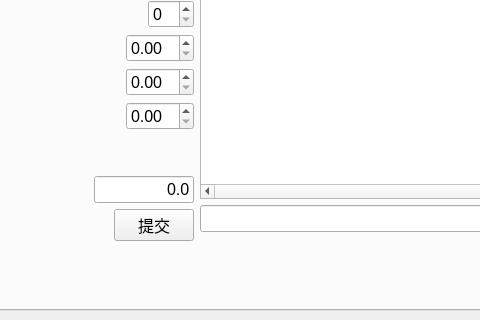
Old version of the form hfx.ui in the repository DongzhenHuangfu/My-Manage-App; both pictures show x 205 to 685 and y 280 to 600 of the 1274 by 600 pixel window.
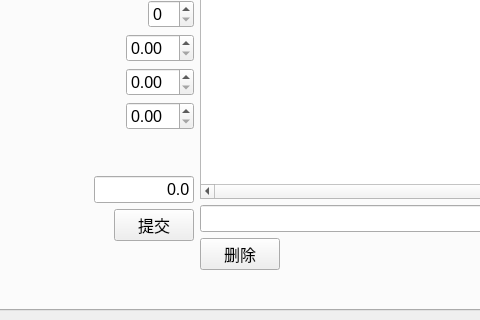
New version of the form.

Commit message: feat: 可以在显示的表格中选择要删除的

The edit to the form file:
```diff
--- a/hfx.ui
+++ b/hfx.ui
@@ -666,6 +666,13 @@
             </item>
             <item>
              <layout class="QHBoxLayout" name="horizontalLayout_2">
+              <item>
+               <widget class="QPushButton" name="pushButtonDeletIncome">
+                <property name="text">
+                 <string>删除</string>
+                </property>
+               </widget>
+              </item>
               <item>
                <spacer name="horizontalSpacer_12">
                 <property name="orientation">
```
The commit also changes 2 other files.
